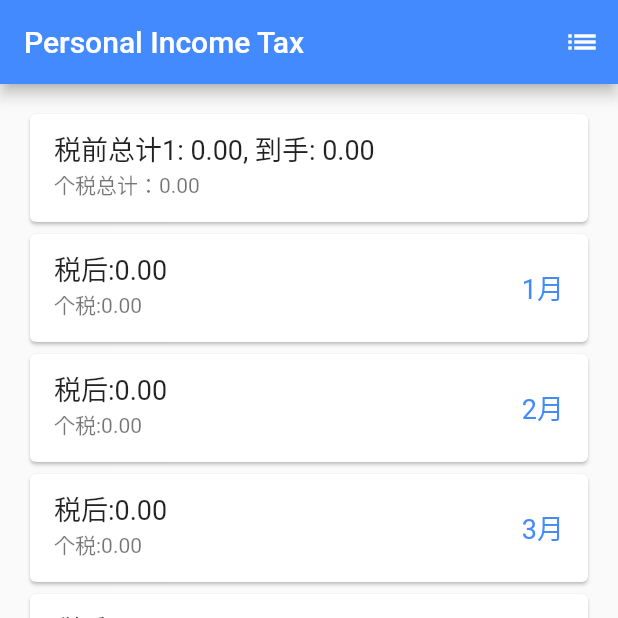
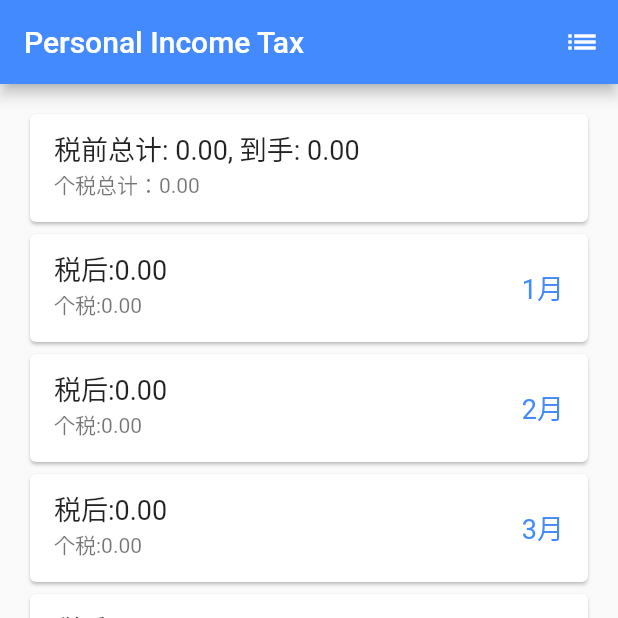
Before and after one commit to leewenbil/CalcIncomeTax2019, a Flutter app: the screen it shows after launch, after a tap on the "refresh" icon, on a phone screen of 412 x 824 dp, the top half of it. Run offline on Flutter 3.47's test engine with Material 2 defaults, Android fonts, the phone set to English and light mode, and no system bars.

Commit message:
calc tax

```diff
--- a/lib/person_tax_page.dart
+++ b/lib/person_tax_page.dart
@@ -56,7 +56,7 @@ class PersonTaxState extends State<PersonTax> {
     return Card(
       child: ListTile(
         title: Text(
-          "税前总计1: " + totalIncome + ", 到手: " + totalAfterTax,
+          "税前总计: " + totalIncome + ", 到手: " + totalAfterTax,
           style: _biggerFont,
         ),
         subtitle: Text(
```
Also changed, not shown: images/4.png.
